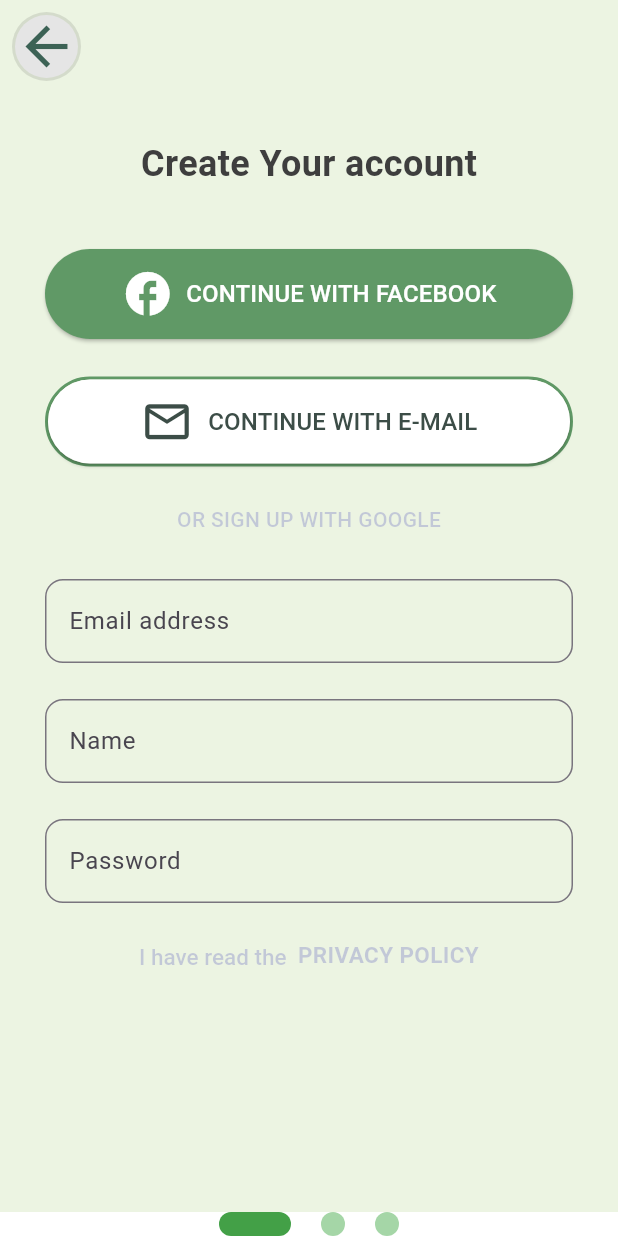
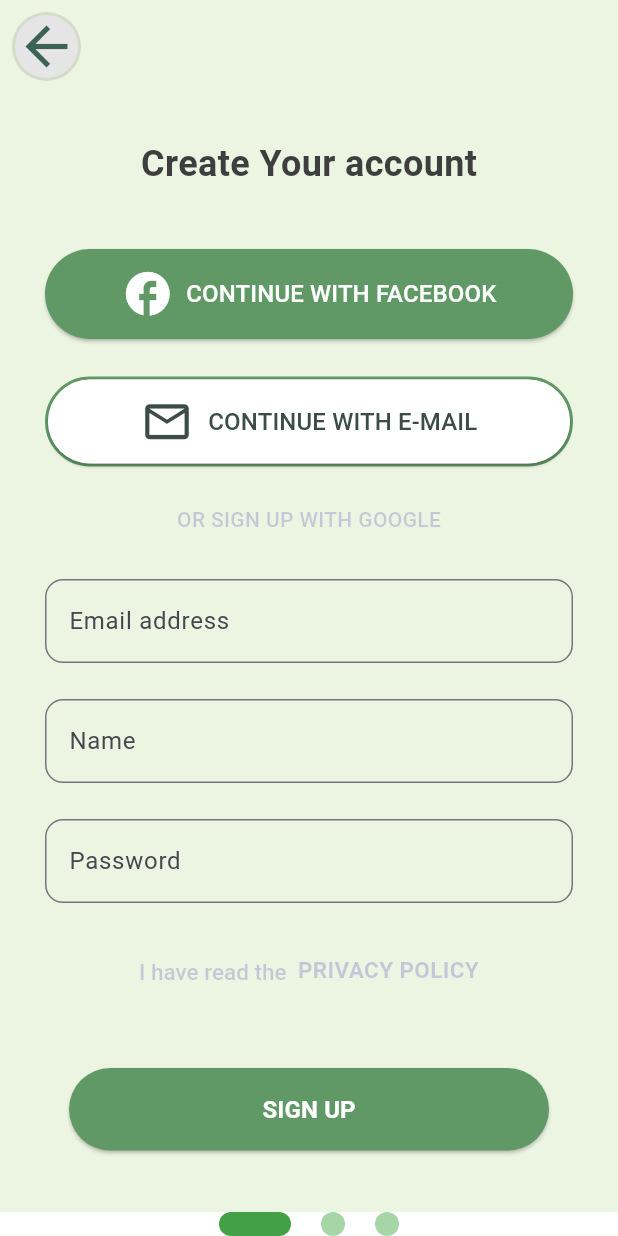
Before and after one commit to chima6985/Test_app, a Flutter app: the screen it shows after launch, swiped to page 4, on a phone screen of 412 x 824 dp. Run offline on Flutter 3.47's test engine with Material 3 defaults, Android fonts, the phone set to English and light mode, and no system bars; drawn by our look-alikes of smooth_page_indicator.

```diff
--- a/lib/screens/signup_screen.dart
+++ b/lib/screens/signup_screen.dart
@@ -193,7 +193,7 @@ class SignupScreen extends StatelessWidget {
                       ),
                     ),
                   ),
-                  SizedBox(height: 20),
+                  SizedBox(height: 30),
                   Center(
                     child: RichText(
                       text: TextSpan(
@@ -204,18 +204,55 @@ class SignupScreen extends StatelessWidget {
                           fontWeight: FontWeight.w500,
                         ),
                         children: [
-                          WidgetSpan(child: GestureDetector(
-                            onTap: () {
-                              Navigator.push(context,
-                              MaterialPageRoute(builder: (context) => LandingPage(),),);
-                            },
-                            child: Text('PRIVACY POLICY', style: TextStyle(
-                              color: Color(0XFF3E3E3EB5),
-                              fontSize: 15,
-                              fontWeight: FontWeight.w700
-                            ),),
-                          ),)
-                        ]
+                          WidgetSpan(
+                            child: GestureDetector(
+                              onTap: () {
+                                Navigator.push(
+                                  context,
+                                  MaterialPageRoute(
+                                    builder: (context) => LandingPage(),
+                                  ),
+                                );
+                              },
+                              child: Text(
+                                'PRIVACY POLICY',
+                                style: TextStyle(
+                                  color: Color(0XFF3E3E3EB5),
+                                  fontSize: 15,
+                                  fontWeight: FontWeight.w700,
+                                ),
+                              ),
+                            ),
+                          ),
+                        ],
+                      ),
+                    ),
+                  ),
+                  SizedBox(height: 55),
+                  Center(
+                    child: Container(
+                      height: 55,
+                      width: 320,
+                      child: ElevatedButton(
+                        style: ButtonStyle(
+                          backgroundColor: WidgetStatePropertyAll(
+                            Color(0XFF609966),
+                          ),
+                          shape: WidgetStatePropertyAll(
+                            RoundedRectangleBorder(
+                              borderRadius: BorderRadius.circular(30),
+                            ),
+                          ),
+                        ),
+                        onPressed: () {},
+                        child: Text(
+                          'SIGN UP',
+                          style: TextStyle(
+                            color: Color(0XFFFFFFFF),
+                            fontSize: 16,
+                            fontWeight: FontWeight.w600,
+                          ),
+                        ),
                       ),
                     ),
                   ),
```
Also changed, not shown: lib/screens/onboard_screen.dart (+35 -8 lines).
